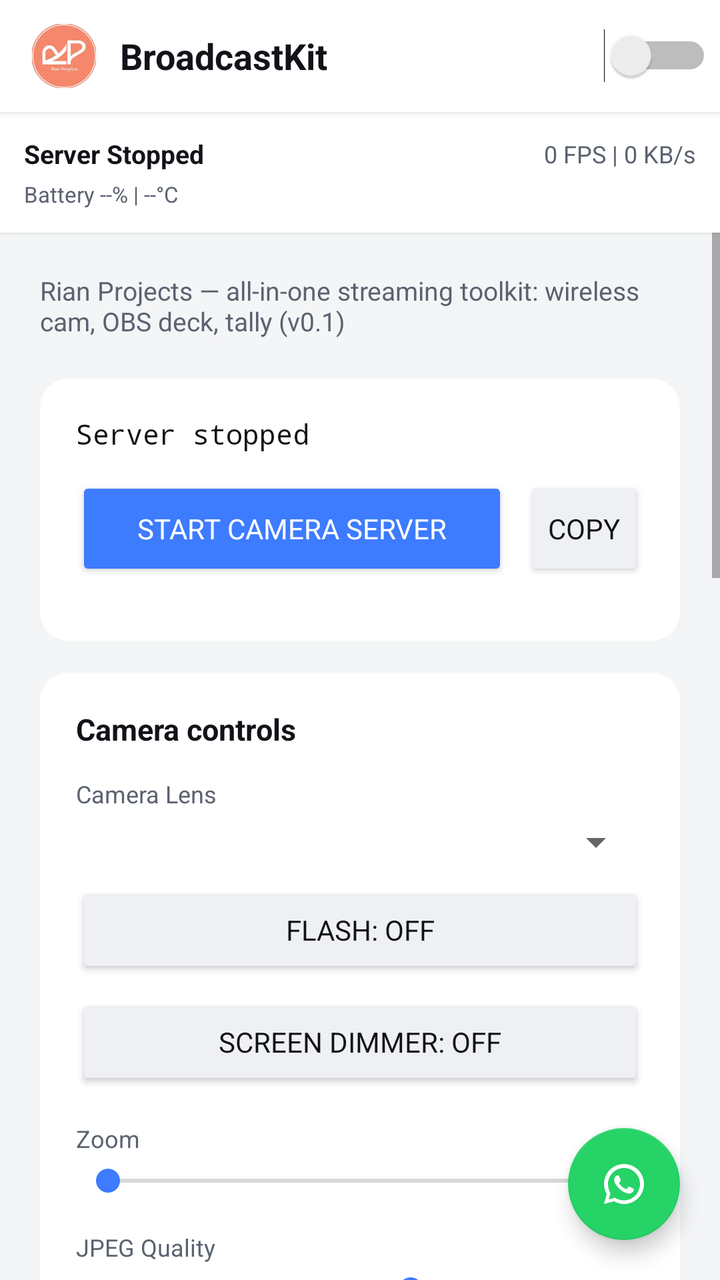
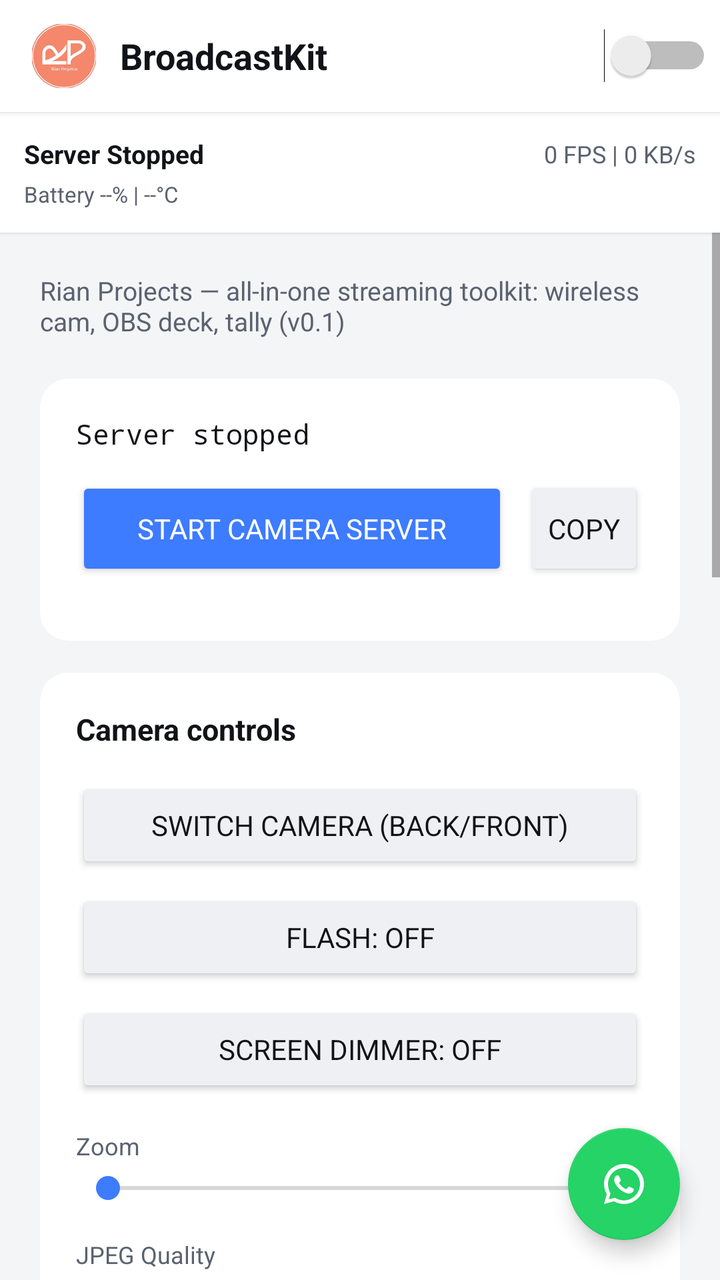

Compare the two renders of this Android layout. The source of the first and the diff that turns it into the second are given below.
<!-- AndroidManifest.xml: application theme Theme.CameraPlugin -->
<!-- res/layout/fragment_camera.xml -->
<?xml version="1.0" encoding="utf-8"?>
<androidx.coordinatorlayout.widget.CoordinatorLayout
    xmlns:android="http://schemas.android.com/apk/res/android"
    xmlns:app="http://schemas.android.com/apk/res-auto"
    android:layout_width="match_parent"
    android:layout_height="match_parent"
    android:background="@color/bg">

    <LinearLayout
        android:layout_width="match_parent"
        android:layout_height="match_parent"
        android:orientation="vertical">

        <androidx.appcompat.widget.Toolbar
            android:id="@+id/toolbar"
            android:layout_width="match_parent"
            android:layout_height="?attr/actionBarSize"
            android:background="@color/toolbar_bg"
            android:elevation="2dp"
            app:contentInsetStart="16dp">

            <LinearLayout
                android:layout_width="match_parent"
                android:layout_height="match_parent"
                android:gravity="center_vertical"
                android:orientation="horizontal">

                <ImageView
                    android:layout_width="32dp"
                    android:layout_height="32dp"
                    android:src="@mipmap/ic_launcher_round"
                    android:contentDescription="@string/app_name" />

                <TextView
                    android:layout_width="0dp"
                    android:layout_height="wrap_content"
                    android:layout_weight="1"
                    android:layout_marginStart="12dp"
                    android:text="@string/app_name"
                    android:textColor="@color/text_primary"
                    android:textSize="18sp"
                    android:textStyle="bold" />

                <Switch
                    android:id="@+id/themeSwitch"
                    android:layout_width="wrap_content"
                    android:layout_height="wrap_content"
                    android:layout_marginEnd="4dp"
                    android:contentDescription="@string/toggle_theme" />
            </LinearLayout>
        </androidx.appcompat.widget.Toolbar>

        
        <androidx.cardview.widget.CardView
            android:layout_width="match_parent"
            android:layout_height="wrap_content"
            app:cardBackgroundColor="@color/surface"
            app:cardCornerRadius="0dp"
            app:cardElevation="1dp">
            <LinearLayout
                android:layout_width="match_parent"
                android:layout_height="wrap_content"
                android:orientation="vertical"
                android:padding="12dp">

                <LinearLayout
                    android:layout_width="match_parent"
                    android:layout_height="wrap_content"
                    android:orientation="horizontal"
                    android:gravity="center_vertical">

                    <TextView
                        android:id="@+id/clientCountText"
                        android:layout_width="0dp"
                        android:layout_weight="1"
                        android:layout_height="wrap_content"
                        android:text="Server Stopped"
                        android:textColor="@color/text_primary"
                        android:textSize="13sp"
                        android:textStyle="bold" />

                    <TextView
                        android:id="@+id/fpsText"
                        android:layout_width="wrap_content"
                        android:layout_height="wrap_content"
                        android:text="0 FPS | 0 KB/s"
                        android:textColor="@color/text_secondary"
                        android:textSize="12sp" />
                </LinearLayout>

                <TextView
                    android:id="@+id/batteryText"
                    android:layout_width="match_parent"
                    android:layout_height="wrap_content"
                    android:text="Battery --% | --°C"
                    android:textColor="@color/text_secondary"
                    android:textSize="11sp"
                    android:layout_marginTop="4dp" />
            </LinearLayout>
        </androidx.cardview.widget.CardView>

        <ScrollView
            android:layout_width="match_parent"
            android:layout_height="0dp"
            android:layout_weight="1"
            android:fillViewport="true">

            <LinearLayout
                android:layout_width="match_parent"
                android:layout_height="wrap_content"
                android:orientation="vertical"
                android:padding="20dp">

                <TextView
                    android:layout_width="wrap_content"
                    android:layout_height="wrap_content"
                    android:text="@string/app_description"
                    android:textColor="@color/text_secondary"
                    android:textSize="13sp"
                    android:layout_marginBottom="20dp" />

                
                <androidx.cardview.widget.CardView
                    android:layout_width="match_parent"
                    android:layout_height="wrap_content"
                    app:cardBackgroundColor="@color/surface"
                    app:cardCornerRadius="14dp"
                    app:cardElevation="0dp"
                    android:layout_marginBottom="16dp">
                    <LinearLayout
                        android:layout_width="match_parent"
                        android:layout_height="wrap_content"
                        android:orientation="vertical"
                        android:padding="18dp">

                        <TextView
                            android:id="@+id/urlText"
                            android:layout_width="match_parent"
                            android:layout_height="wrap_content"
                            android:text="Server stopped"
                            android:textColor="@color/text_primary"
                            android:textSize="14sp"
                            android:fontFamily="monospace"
                            android:layout_marginBottom="12dp" />

                        <LinearLayout
                            android:layout_width="match_parent"
                            android:layout_height="wrap_content"
                            android:orientation="horizontal"
                            android:layout_marginBottom="12dp">

                            <Button
                                android:id="@+id/toggleButton"
                                android:layout_width="0dp"
                                android:layout_weight="1"
                                android:layout_height="52dp"
                                android:text="Start Camera Server"
                                android:backgroundTint="@color/accent"
                                android:textColor="#FFFFFF" />

                            <Button
                                android:id="@+id/copyUrlButton"
                                android:layout_width="wrap_content"
                                android:layout_height="52dp"
                                android:layout_marginStart="8dp"
                                android:text="Copy"
                                android:backgroundTint="@color/control_bg"
                                android:textColor="@color/text_primary"
                                android:minWidth="52dp" />
                        </LinearLayout>

                        
                        <ImageView
                            android:id="@+id/qrCodeImage"
                            android:layout_width="160dp"
                            android:layout_height="160dp"
                            android:layout_gravity="center"
                            android:visibility="gone"
                            android:layout_marginBottom="8dp"
                            android:contentDescription="QR Code" />
                    </LinearLayout>
                </androidx.cardview.widget.CardView>

                
                <androidx.cardview.widget.CardView
                    android:layout_width="match_parent"
                    android:layout_height="wrap_content"
                    app:cardBackgroundColor="@color/surface"
                    app:cardCornerRadius="14dp"
                    app:cardElevation="0dp"
                    android:layout_marginBottom="16dp">
                    <LinearLayout
                        android:layout_width="match_parent"
                        android:layout_height="wrap_content"
                        android:orientation="vertical"
                        android:padding="18dp">

                        <TextView
                            android:layout_width="wrap_content"
                            android:layout_height="wrap_content"
                            android:text="Camera controls"
                            android:textColor="@color/text_primary"
                            android:textStyle="bold"
                            android:textSize="15sp"
                            android:layout_marginBottom="14dp" />

                        <TextView
                            android:layout_width="wrap_content"
                            android:layout_height="wrap_content"
                            android:text="Camera Lens"
                            android:textColor="@color/text_secondary"
                            android:textSize="12sp"
                            android:layout_marginBottom="4dp" />
                        <Spinner
                            android:id="@+id/cameraSpinner"
                            android:layout_width="match_parent"
                            android:layout_height="wrap_content"
                            android:layout_marginBottom="8dp" />

                        <Button
                            android:id="@+id/flashButton"
                            android:layout_width="match_parent"
                            android:layout_height="wrap_content"
                            android:text="Flash: OFF"
                            android:backgroundTint="@color/control_bg"
                            android:textColor="@color/text_primary"
                            android:layout_marginBottom="8dp" />

                        <Button
                            android:id="@+id/dimmerButton"
                            android:layout_width="match_parent"
                            android:layout_height="wrap_content"
                            android:text="Screen Dimmer: OFF"
                            android:backgroundTint="@color/control_bg"
                            android:textColor="@color/text_primary"
                            android:layout_marginBottom="16dp" />

                        <TextView
                            android:layout_width="wrap_content"
                            android:layout_height="wrap_content"
                            android:text="Zoom"
                            android:textColor="@color/text_secondary"
                            android:textSize="12sp"
                            android:layout_marginBottom="4dp" />
                        <SeekBar
                            android:id="@+id/zoomSeekBar"
                            android:layout_width="match_parent"
                            android:layout_height="wrap_content"
                            android:layout_marginBottom="16dp" />

                        <TextView
                            android:layout_width="wrap_content"
                            android:layout_height="wrap_content"
                            android:text="JPEG Quality"
                            android:textColor="@color/text_secondary"
                            android:textSize="12sp"
                            android:layout_marginBottom="4dp" />
                        <SeekBar
                            android:id="@+id/qualitySeekBar"
                            android:layout_width="match_parent"
                            android:layout_height="wrap_content"
                            android:max="50"
                            android:progress="30"
                            android:layout_marginBottom="4dp" />
                        <TextView
                            android:id="@+id/qualityLabel"
                            android:layout_width="match_parent"
                            android:layout_height="wrap_content"
                            android:text="80%"
                            android:textColor="@color/text_hint"
                            android:textSize="11sp"
                            android:gravity="end"
                            android:layout_marginBottom="16dp" />

                        <TextView
                            android:layout_width="wrap_content"
                            android:layout_height="wrap_content"
                            android:text="Resolution"
                            android:textColor="@color/text_secondary"
                            android:textSize="12sp"
                            android:layout_marginBottom="4dp" />
                        <Spinner
                            android:id="@+id/resolutionSpinner"
                            android:layout_width="match_parent"
                            android:layout_height="wrap_content"
                            android:layout_marginBottom="16dp" />

                        <TextView
                            android:layout_width="wrap_content"
                            android:layout_height="wrap_content"
                            android:text="FPS Preset"
                            android:textColor="@color/text_secondary"
                            android:textSize="12sp"
                            android:layout_marginBottom="4dp" />
                        <Spinner
                            android:id="@+id/fpsSpinner"
                            android:layout_width="match_parent"
                            android:layout_height="wrap_content"
                            android:layout_marginBottom="16dp" />

                        <LinearLayout
                            android:layout_width="match_parent"
                            android:layout_height="wrap_content"
                            android:orientation="horizontal"
                            android:gravity="center_vertical"
                            android:layout_marginBottom="8dp">
                            <TextView
                                android:layout_width="0dp"
                                android:layout_weight="1"
                                android:layout_height="wrap_content"
                                android:text="Mirror Image (Front Cam)"
                                android:textColor="@color/text_primary"
                                android:textSize="14sp" />
                            <Switch
                                android:id="@+id/mirrorSwitch"
                                android:layout_width="wrap_content"
                                android:layout_height="wrap_content" />
                        </LinearLayout>

                        <LinearLayout
                            android:layout_width="match_parent"
                            android:layout_height="wrap_content"
                            android:orientation="horizontal"
                            android:gravity="center_vertical"
                            android:layout_marginBottom="8dp">
                            <TextView
                                android:layout_width="0dp"
                                android:layout_weight="1"
                                android:layout_height="wrap_content"
                                android:text="AE/AWB Lock"
                                android:textColor="@color/text_primary"
                                android:textSize="14sp" />
                            <Switch
                                android:id="@+id/aeLockSwitch"
                                android:layout_width="wrap_content"
                                android:layout_height="wrap_content" />
                        </LinearLayout>

                        <LinearLayout
                            android:layout_width="match_parent"
                            android:layout_height="wrap_content"
                            android:orientation="horizontal"
                            android:gravity="center_vertical"
                            android:layout_marginBottom="8dp">
                            <TextView
                                android:layout_width="0dp"
                                android:layout_weight="1"
                                android:layout_height="wrap_content"
                                android:text="Shake to Switch Camera"
                                android:textColor="@color/text_primary"
                                android:textSize="14sp" />
                            <Switch
                                android:id="@+id/shakeSwitch"
                                android:layout_width="wrap_content"
                                android:layout_height="wrap_content" />
                        </LinearLayout>

                        <TextView
                            android:layout_width="wrap_content"
                            android:layout_height="wrap_content"
                            android:text="Orientation Lock"
                            android:textColor="@color/text_secondary"
                            android:textSize="12sp"
                            android:layout_marginBottom="4dp" />
                        <Spinner
                            android:id="@+id/orientationSpinner"
                            android:layout_width="match_parent"
                            android:layout_height="wrap_content"
                            android:layout_marginBottom="16dp" />

                        <TextView
                            android:layout_width="wrap_content"
                            android:layout_height="wrap_content"
                            android:text="Brightness / Exposure"
                            android:textColor="@color/text_secondary"
                            android:textSize="12sp"
                            android:layout_marginBottom="4dp" />
                        <SeekBar
                            android:id="@+id/exposureSeekBar"
                            android:layout_width="match_parent"
                            android:layout_height="wrap_content" />
                    </LinearLayout>
                </androidx.cardview.widget.CardView>

                
                <androidx.cardview.widget.CardView
                    android:layout_width="match_parent"
                    android:layout_height="wrap_content"
                    app:cardBackgroundColor="@color/surface"
                    app:cardCornerRadius="14dp"
                    app:cardElevation="0dp"
                    android:layout_marginBottom="16dp">
                    <LinearLayout
                        android:layout_width="match_parent"
                        android:layout_height="wrap_content"
                        android:orientation="vertical"
                        android:padding="18dp">

                        <TextView
                            android:layout_width="wrap_content"
                            android:layout_height="wrap_content"
                            android:text="Settings"
                            android:textColor="@color/text_primary"
                            android:textStyle="bold"
                            android:textSize="15sp"
                            android:layout_marginBottom="14dp" />

                        <LinearLayout
                            android:layout_width="match_parent"
                            android:layout_height="wrap_content"
                            android:orientation="horizontal"
                            android:gravity="center_vertical"
                            android:layout_marginBottom="8dp">
                            <TextView
                                android:layout_width="0dp"
                                android:layout_weight="1"
                                android:layout_height="wrap_content"
                                android:text="Auto-Start on App Launch"
                                android:textColor="@color/text_primary"
                                android:textSize="14sp" />
                            <Switch
                                android:id="@+id/autoStartSwitch"
                                android:layout_width="wrap_content"
                                android:layout_height="wrap_content" />
                        </LinearLayout>

                        <TextView
                            android:layout_width="wrap_content"
                            android:layout_height="wrap_content"
                            android:text="Server Port"
                            android:textColor="@color/text_secondary"
                            android:textSize="12sp"
                            android:layout_marginBottom="4dp" />
                        <EditText
                            android:id="@+id/portInput"
                            android:layout_width="match_parent"
                            android:layout_height="wrap_content"
                            android:inputType="number"
                            android:text="8080"
                            android:textSize="14sp"
                            android:layout_marginBottom="8dp" />

                        <TextView
                            android:layout_width="wrap_content"
                            android:layout_height="wrap_content"
                            android:text="PIN Protection (leave empty = no PIN)"
                            android:textColor="@color/text_secondary"
                            android:textSize="12sp"
                            android:layout_marginBottom="4dp" />
                        <EditText
                            android:id="@+id/pinInput"
                            android:layout_width="match_parent"
                            android:layout_height="wrap_content"
                            android:inputType="numberPassword"
                            android:hint="e.g. 1234"
                            android:textSize="14sp"
                            android:layout_marginBottom="8dp" />

                        <TextView
                            android:layout_width="wrap_content"
                            android:layout_height="wrap_content"
                            android:text="Watermark Text (optional)"
                            android:textColor="@color/text_secondary"
                            android:textSize="12sp"
                            android:layout_marginBottom="4dp" />
                        <EditText
                            android:id="@+id/watermarkInput"
                            android:layout_width="match_parent"
                            android:layout_height="wrap_content"
                            android:inputType="text"
                            android:hint="e.g. LIVE - MyChannel"
                            android:textSize="14sp"
                            android:layout_marginBottom="8dp" />

                        <TextView
                            android:layout_width="wrap_content"
                            android:layout_height="wrap_content"
                            android:text="Auto-Stop Timer (minutes, 0 = off)"
                            android:textColor="@color/text_secondary"
                            android:textSize="12sp"
                            android:layout_marginBottom="4dp" />
                        <EditText
                            android:id="@+id/timerInput"
                            android:layout_width="match_parent"
                            android:layout_height="wrap_content"
                            android:inputType="number"
                            android:text="0"
                            android:textSize="14sp"
                            android:layout_marginBottom="16dp" />

                        <LinearLayout
                            android:layout_width="match_parent"
                            android:layout_height="wrap_content"
                            android:orientation="horizontal">
                            <Button
                                android:id="@+id/exportSettingsButton"
                                android:layout_width="0dp"
                                android:layout_weight="1"
                                android:layout_height="wrap_content"
                                android:text="Export Settings"
                                android:backgroundTint="@color/control_bg"
                                android:textColor="@color/text_primary"
                                android:layout_marginEnd="4dp" />
                            <Button
                                android:id="@+id/importSettingsButton"
                                android:layout_width="0dp"
                                android:layout_weight="1"
                                android:layout_height="wrap_content"
                                android:text="Import Settings"
                                android:backgroundTint="@color/control_bg"
                                android:textColor="@color/text_primary"
                                android:layout_marginStart="4dp" />
                        </LinearLayout>
                    </LinearLayout>
                </androidx.cardview.widget.CardView>

                <TextView
                    android:id="@+id/hintText"
                    android:layout_width="match_parent"
                    android:layout_height="wrap_content"
                    android:gravity="center"
                    android:textColor="@color/text_hint"
                    android:textSize="12sp"
                    android:layout_marginBottom="28dp"
                    android:text="Tip: in OBS, set the source Width/Height to match the size shown above to avoid a stretched/square picture." />

                <View
                    android:layout_width="match_parent"
                    android:layout_height="1dp"
                    android:background="@color/divider"
                    android:layout_marginBottom="16dp" />

                <TextView
                    android:layout_width="match_parent"
                    android:layout_height="wrap_content"
                    android:gravity="center"
                    android:textColor="@color/text_hint"
                    android:textSize="12sp"
                    android:text="BroadcastKit v0.1" />

                <TextView
                    android:id="@+id/footerLink"
                    android:layout_width="match_parent"
                    android:layout_height="wrap_content"
                    android:gravity="center"
                    android:textColor="@color/accent"
                    android:textSize="12sp"
                    android:padding="8dp"
                    android:text="Created by: Rian Projects — rianprojects.my.id" />

                <TextView
                    android:id="@+id/rebuilderLine"
                    android:layout_width="match_parent"
                    android:layout_height="wrap_content"
                    android:gravity="center"
                    android:textColor="@color/text_hint"
                    android:textSize="12sp"
                    android:visibility="gone" />

                <Space
                    android:layout_width="match_parent"
                    android:layout_height="72dp" />

            </LinearLayout>
        </ScrollView>
    </LinearLayout>

    
    <View
        android:id="@+id/screenDimmer"
        android:layout_width="match_parent"
        android:layout_height="match_parent"
        android:background="#000000"
        android:visibility="gone"
        android:elevation="100dp" />

    <com.google.android.material.floatingactionbutton.FloatingActionButton
        android:id="@+id/whatsappFab"
        android:layout_width="wrap_content"
        android:layout_height="wrap_content"
        android:layout_gravity="bottom|end"
        android:layout_margin="20dp"
        android:contentDescription="@string/order_via_whatsapp"
        android:src="@drawable/ic_whatsapp"
        app:backgroundTint="@color/whatsapp"
        app:tint="#FFFFFF" />

</androidx.coordinatorlayout.widget.CoordinatorLayout>
<!-- resources referenced by this layout -->
<resources>
  <color name="accent">#3D7BFF</color>
  <color name="bg">#F4F5F7</color>
  <color name="control_bg">#EEF0F4</color>
  <color name="divider">#E3E5E9</color>
  <color name="surface">#FFFFFF</color>
  <color name="text_hint">#8A9099</color>
  <color name="text_primary">#111318</color>
  <color name="text_secondary">#5B6270</color>
  <color name="toolbar_bg">#FFFFFF</color>
  <color name="whatsapp">#25D366</color>
  <!-- drawable ic_whatsapp (drawable) -->
  <vector xmlns:android="http://schemas.android.com/apk/res/android"
      android:width="24dp"
      android:height="24dp"
      android:viewportWidth="24"
      android:viewportHeight="24"
      android:tint="#FFFFFF">
      <path
          android:fillColor="@android:color/white"
          android:pathData="M12,2C6.48,2 2,6.48 2,12c0,1.85 0.5,3.58 1.38,5.07L2,22l5.07,-1.36C8.53,21.5 10.22,22 12,22c5.52,0 10,-4.48 10,-10S17.52,2 12,2zM12,20.2c-1.53,0 -2.96,-0.42 -4.19,-1.15l-0.3,-0.18l-3.12,0.84l0.84,-3.04l-0.2,-0.31C4.42,14.94 4,13.51 4,12c0,-4.41 3.59,-8 8,-8s8,3.59 8,8S16.41,20.2 12,20.2zM16.34,14.13c-0.24,-0.12 -1.42,-0.7 -1.64,-0.78c-0.22,-0.08 -0.38,-0.12 -0.54,0.12c-0.16,0.24 -0.62,0.78 -0.76,0.94c-0.14,0.16 -0.28,0.18 -0.52,0.06c-0.24,-0.12 -1.01,-0.37 -1.92,-1.18c-0.71,-0.63 -1.19,-1.41 -1.33,-1.65c-0.14,-0.24 -0.01,-0.37 0.11,-0.49c0.11,-0.11 0.24,-0.28 0.36,-0.42c0.12,-0.14 0.16,-0.24 0.24,-0.4c0.08,-0.16 0.04,-0.3 -0.02,-0.42c-0.06,-0.12 -0.54,-1.3 -0.74,-1.78c-0.19,-0.46 -0.39,-0.4 -0.54,-0.41c-0.14,-0.01 -0.3,-0.01 -0.46,-0.01c-0.16,0 -0.42,0.06 -0.64,0.3c-0.22,0.24 -0.84,0.82 -0.84,2c0,1.18 0.86,2.32 0.98,2.48c0.12,0.16 1.69,2.58 4.1,3.62c0.57,0.25 1.02,0.4 1.37,0.51c0.58,0.18 1.1,0.16 1.51,0.1c0.46,-0.07 1.42,-0.58 1.62,-1.14c0.2,-0.56 0.2,-1.04 0.14,-1.14C16.72,14.3 16.58,14.25 16.34,14.13z" />
  </vector>
  <!-- mipmap ic_launcher_round: png bitmap (mipmap-xxxhdpi, 38026 bytes) -->
  <string name="app_description">Rian Projects — all-in-one streaming toolkit: wireless cam, OBS deck, tally (v0.1)</string>
  <string name="app_name">BroadcastKit</string>
  <string name="order_via_whatsapp">Order via WhatsApp</string>
  <string name="toggle_theme">Toggle dark / light mode</string>
  <style name="Theme.CameraPlugin" parent="Theme.AppCompat.DayNight.NoActionBar">
          <item name="android:fontFamily">sans-serif</item>
          <item name="colorPrimary">@color/accent</item>
          <item name="colorAccent">@color/accent</item>
          <item name="android:windowBackground">@color/bg</item>
      </style>
</resources>

<!-- the commit's change to res/layout/fragment_camera.xml (unified diff, before → after) -->
@@ -204,17 +204,13 @@
                             android:textSize="15sp"
                             android:layout_marginBottom="14dp" />
 
-                        <TextView
-                            android:layout_width="wrap_content"
-                            android:layout_height="wrap_content"
-                            android:text="Camera Lens"
-                            android:textColor="@color/text_secondary"
-                            android:textSize="12sp"
-                            android:layout_marginBottom="4dp" />
-                        <Spinner
-                            android:id="@+id/cameraSpinner"
-                            android:layout_width="match_parent"
-                            android:layout_height="wrap_content"
+                        <Button
+                            android:id="@+id/switchCameraButton"
+                            android:layout_width="match_parent"
+                            android:layout_height="wrap_content"
+                            android:text="Switch Camera (Back/Front)"
+                            android:backgroundTint="@color/control_bg"
+                            android:textColor="@color/text_primary"
                             android:layout_marginBottom="8dp" />
 
                         <Button
